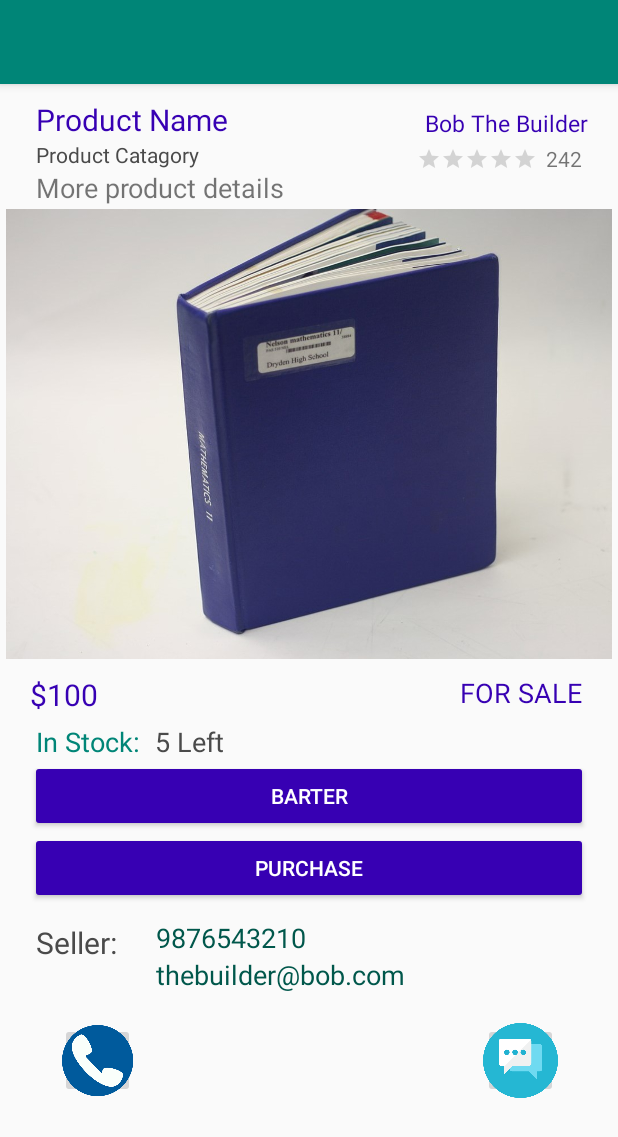
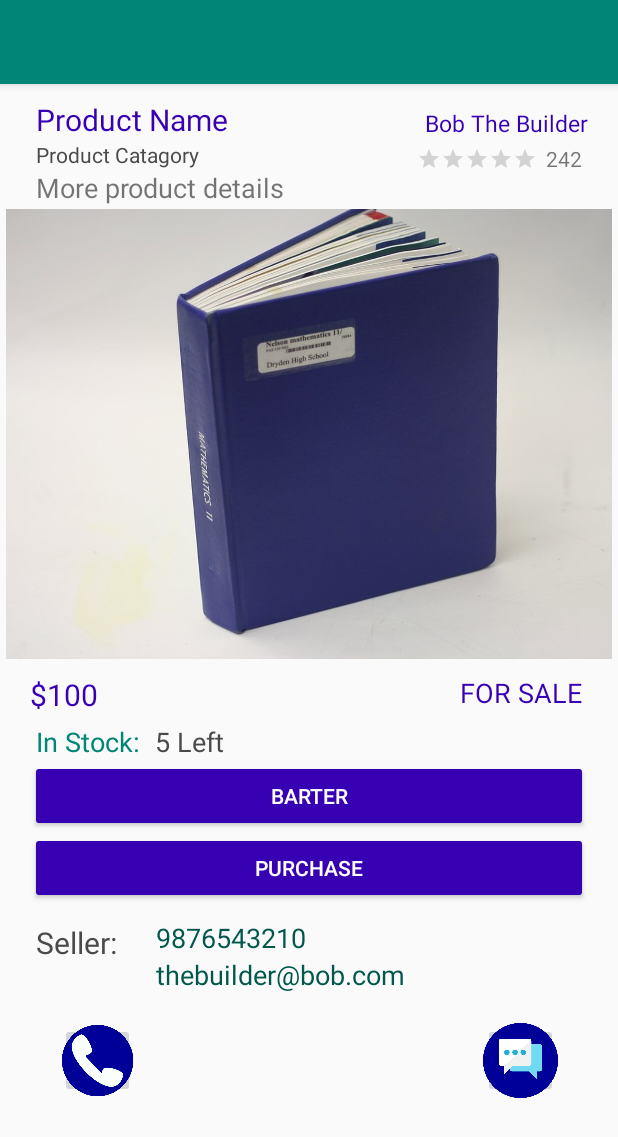
Before and after one commit to thriston/complete_version1, an Android app: the ProductDetailsActivity screen opened directly, with no data from a screen before it, on a phone screen of 412 x 824 dp. Shown: the top 1137 px of the screen. Run offline under Robolectric (Android 15) with nearby library versions, the phone set to English and light mode, and no system bars; our stand-ins replace Firebase (no records; nobody signed in at launch, a user with empty details on screens opened directly); 11 statements that could not run were skipped.

Commit message:
Icon updated

```diff
--- a/app/src/main/res/layout/product_page.xml
+++ b/app/src/main/res/layout/product_page.xml
@@ -320,7 +320,7 @@
             android:layout_marginBottom="10dp"
             android:backgroundTint="@color/fui_transparent"
             android:layout_below="@+id/sellerEmailTextView"
-            android:src="@drawable/call_button" />
+            android:src="@drawable/call_btn" />
 
 
         <ImageButton
```
Also changed, not shown: app/src/main/res/drawable/call_btn.png (added), app/src/main/res/drawable/message_btn.png.
